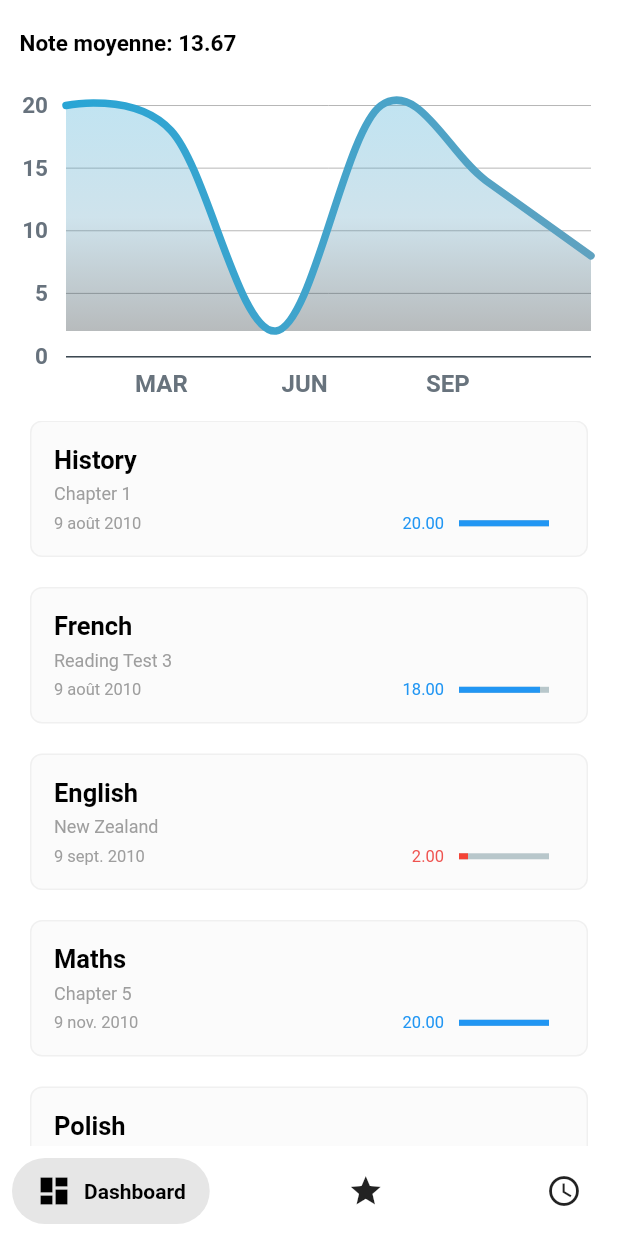
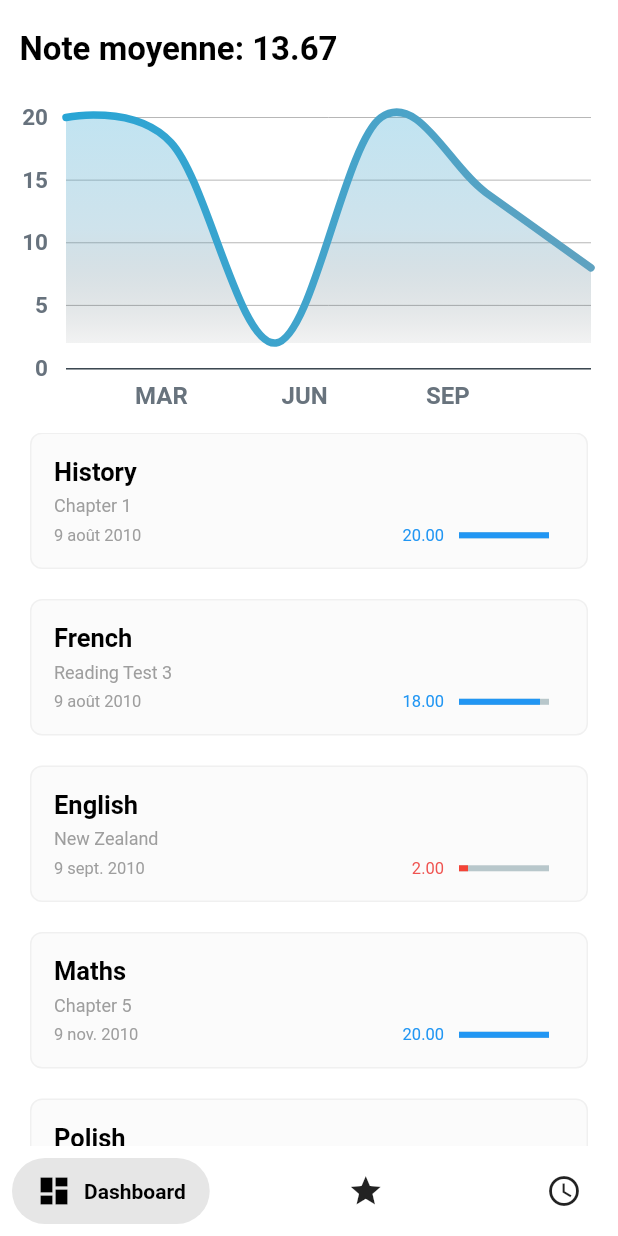
Before and after one commit to Volnetiks/Notes-BAC, a Flutter app: the screen it shows after launch, on a phone screen of 412 x 824 dp. Run offline on Flutter 3.47's test engine with Material 2 defaults, Android fonts, the phone set to English and light mode, and no system bars; drawn by our look-alikes of fl_chart, percent_indicator, salomon_bottom_bar; our stand-ins replace shared_preferences; Roboto replaces fonts that are missing (SFUI).

Commit message:
Minor changes to grades_chart

```diff
--- a/lib/widgets/grades_chart.dart
+++ b/lib/widgets/grades_chart.dart
@@ -13,14 +13,16 @@ class GradesChart extends StatefulWidget {
 }
 
 class _GradesChartState extends State<GradesChart> {
-  List<Color> gradientColors = [
-    HexColor.fromHex("#28a5d5"),
-    HexColor.fromHex("#5fa2c0")
-  ];
-
   @override
   Widget build(BuildContext context) {
     List<FlSpot> values = [];
+
+    // TODO: fix colors
+    List<Color> gradientColors = [
+      HexColor.fromHex("#28a5d5").withOpacity(0.3),
+      HexColor.fromHex("#5fa2c0").withOpacity(0.3),
+      Colors.transparent
+    ];
 
     double averageGrade = 0;
     double lowestGrade = 20;
@@ -46,7 +48,7 @@ class _GradesChartState extends State<GradesChart> {
           child: Text("Note moyenne: " + averageGrade.toStringAsFixed(2),
               style: TextStyle(
                   fontWeight: FontWeight.bold,
-                  fontSize: 15,
+                  fontSize: 22,
                   color: Theme.of(context).primaryColor)),
         ),
         SizedBox(
@@ -59,7 +61,7 @@ class _GradesChartState extends State<GradesChart> {
                   color: Theme.of(context).scaffoldBackgroundColor),
               child: Padding(
                 padding: EdgeInsets.only(right: 18, top: 24, bottom: 12),
-                child: LineChart(mainData(values, lowestGrade)),
+                child: LineChart(mainData(values, lowestGrade, gradientColors)),
               ),
             ),
           ),
@@ -68,23 +70,12 @@ class _GradesChartState extends State<GradesChart> {
     );
   }
 
-  LineChartData mainData(List<FlSpot> values, double lowestGrade) {
-    List<Color> belowBarColors = gradientColors;
-    belowBarColors.add(Colors.transparent);
-
+  LineChartData mainData(
+      List<FlSpot> values, double lowestGrade, List<Color> gradientColors) {
     return LineChartData(
       gridData: FlGridData(
         show: true,
         drawVerticalLine: false,
-        // getDrawingHorizontalLine: (value) {
-        //   return FlLine(color: const Color(0xff37434d), strokeWidth: 1);
-        // },
-        // getDrawingVerticalLine: (value) {
-        //   return FlLine(
-        //     color: const Color(0xff37434d),
-        //     strokeWidth: 1,
-        //   );
-        // },
       ),
       titlesData: FlTitlesData(
         show: true,
@@ -165,8 +156,7 @@ class _GradesChartState extends State<GradesChart> {
             gradientFrom: Offset(1, 0),
             gradientTo: Offset(1, 1),
             gradientColorStops: [0.15],
-            colors:
-                belowBarColors.map((color) => color.withOpacity(0.3)).toList(),
+            colors: gradientColors,
           ),
         ),
       ],
```
